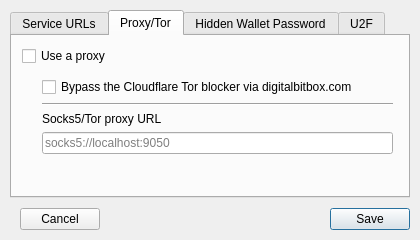
jonasschnelli/dbb-app, file src/qt/ui/settingsdialog.ui: the form before one commit.
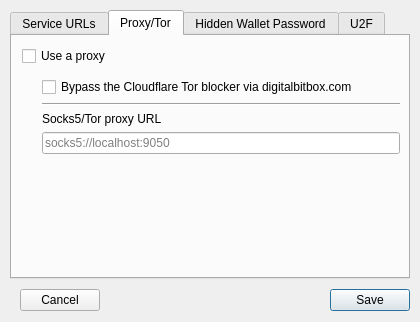
The form after the commit. The open tabs and pages were chosen to show the change.

Commit message: Increase height for settings window

```diff
--- a/src/qt/ui/settingsdialog.ui
+++ b/src/qt/ui/settingsdialog.ui
@@ -7,7 +7,7 @@
     <x>0</x>
     <y>0</y>
     <width>420</width>
-    <height>240</height>
+    <height>322</height>
    </rect>
   </property>
   <property name="windowTitle">
@@ -19,7 +19,7 @@
      <x>0</x>
      <y>0</y>
      <width>420</width>
-     <height>240</height>
+     <height>321</height>
     </rect>
    </property>
    <layout class="QVBoxLayout" name="verticalLayout">
@@ -130,7 +130,7 @@
          <rect>
           <x>0</x>
           <y>0</y>
-          <width>391</width>
+          <width>398</width>
           <height>164</height>
          </rect>
         </property>
```
Left out of the diff: 2 changed lines with no effect on the pictures.
